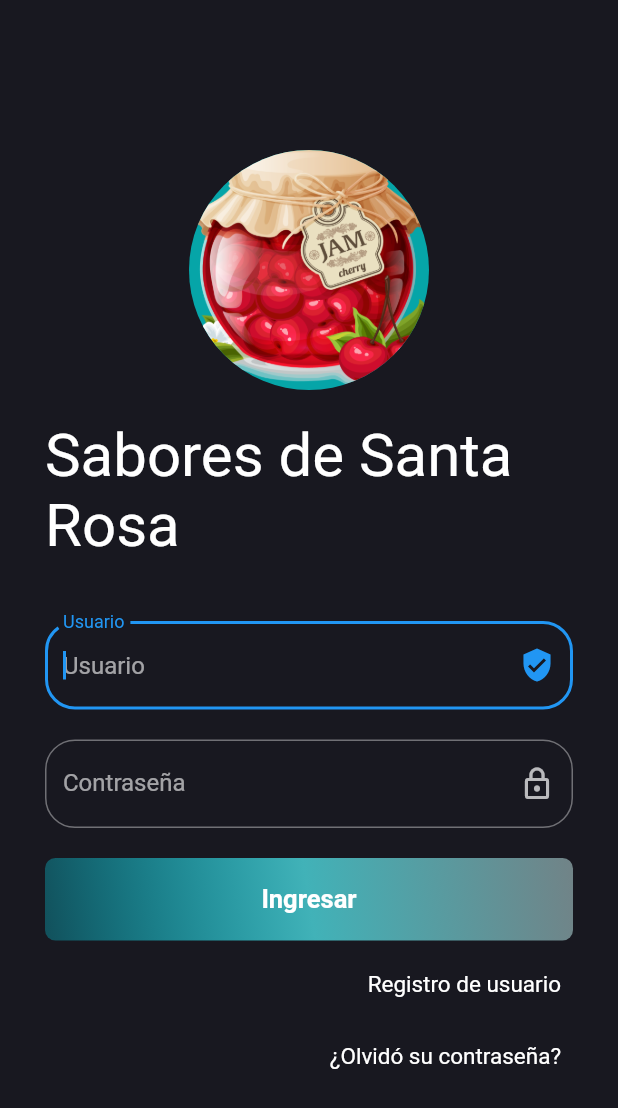
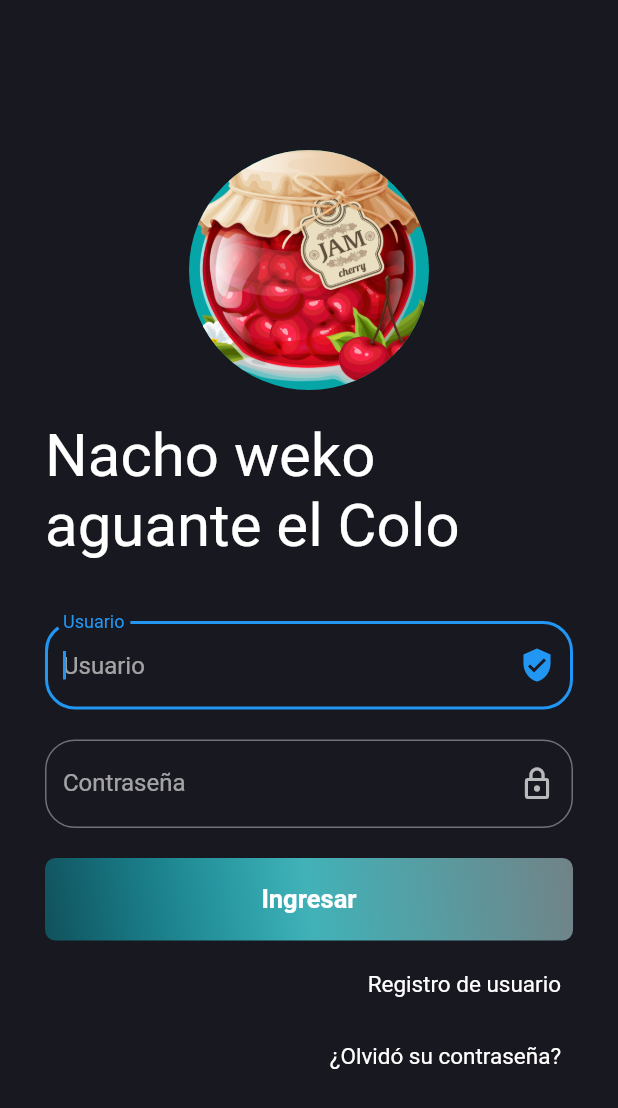
Before and after one commit to Artyonnm/ProyectoSSR, a Flutter app: the screen it shows after launch, on a phone screen of 412 x 824 dp. Shown: the top 1108 px of the screen. Run offline on Flutter 3.47's test engine with Material 2 defaults, Android fonts, the phone set to English and light mode, and no system bars; our stand-ins replace flutter_svg; Roboto replaces fonts that are missing (cursive).

Commit message:
Cambio de prueba

```diff
--- a/lib/login_screen.dart
+++ b/lib/login_screen.dart
@@ -24,7 +24,7 @@ class LoginScreen extends StatelessWidget {
               ),
               SizedBox(height: 20),
               const Text(
-                'Sabores de Santa Rosa',
+                'Nacho weko aguante el Colo',
                 style: TextStyle(
                   fontFamily: 'cursive',
                   fontSize: 40,
```
Also changed, not shown: pubspec.yaml (+6 -6 lines), assets/fonts/Raleway-Italic.ttf (added), assets/fonts/Raleway-Regular.ttf (added).
